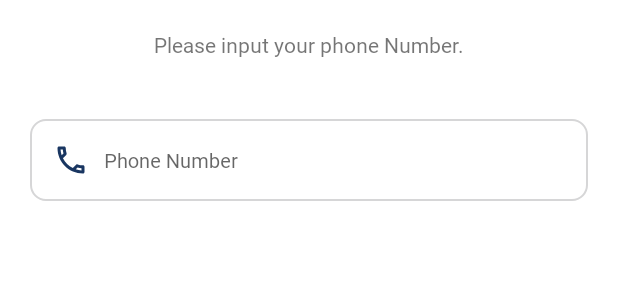
After one commit to warxmachine/ReparoV2, an Android app: the layout firstalert.xml on its own in the app's theme, with its tools: preview values and no code run, on a phone screen of 412 x 824 dp. The commit adds this screen. Shown: the top 300 px of the screen. Run offline under Robolectric (Android 15) with nearby library versions, the phone set to English and light mode, and no system bars.

Commit message:
Major Development

```diff
--- /dev/null
+++ b/app/src/main/res/drawable/curved.xml
@@ -0,0 +1,21 @@
+<?xml version="1.0" encoding="utf-8"?>
+<shape xmlns:android="http://schemas.android.com/apk/res/android" >
+
+    <corners android:radius="10dp" />
+
+    <padding
+        android:bottom="3dp"
+        android:left="0dp"
+        android:right="0dp"
+        android:top="3dp" />
+
+    <gradient
+        android:angle="90"
+        android:endColor="@color/white"
+        android:startColor="@color/white" />
+
+    <stroke
+        android:width="1dp"
+        android:color="@color/gray" />
+
+</shape>
--- /dev/null
+++ b/app/src/main/res/drawable/ic_outline_local_phone_24.xml
@@ -0,0 +1,5 @@
+<vector android:height="24dp" android:tint="#052B4F"
+    android:viewportHeight="24" android:viewportWidth="24"
+    android:width="24dp" xmlns:android="http://schemas.android.com/apk/res/android">
+    <path android:fillColor="@android:color/white" android:pathData="M6.54,5c0.06,0.89 0.21,1.76 0.45,2.59l-1.2,1.2c-0.41,-1.2 -0.67,-2.47 -0.76,-3.79h1.51m9.86,12.02c0.85,0.24 1.72,0.39 2.6,0.45v1.49c-1.32,-0.09 -2.59,-0.35 -3.8,-0.75l1.2,-1.19M7.5,3H4c-0.55,0 -1,0.45 -1,1 0,9.39 7.61,17 17,17 0.55,0 1,-0.45 1,-1v-3.49c0,-0.55 -0.45,-1 -1,-1 -1.24,0 -2.45,-0.2 -3.57,-0.57 -0.1,-0.04 -0.21,-0.05 -0.31,-0.05 -0.26,0 -0.51,0.1 -0.71,0.29l-2.2,2.2c-2.83,-1.45 -5.15,-3.76 -6.59,-6.59l2.2,-2.2c0.28,-0.28 0.36,-0.67 0.25,-1.02C8.7,6.45 8.5,5.25 8.5,4c0,-0.55 -0.45,-1 -1,-1z"/>
+</vector>
--- /dev/null
+++ b/app/src/main/res/layout/firstalert.xml
@@ -0,0 +1,29 @@
+<?xml version="1.0" encoding="utf-8"?>
+<LinearLayout
+    xmlns:android="http://schemas.android.com/apk/res/android"
+    android:layout_width="match_parent"
+    android:orientation="vertical"
+    android:layout_height="match_parent">
+    <TextView
+        android:text="Please input your phone Number."
+        android:layout_height="wrap_content"
+        android:layout_margin="20dp"
+        android:layout_gravity="center"
+
+        android:layout_width="wrap_content">
+
+    </TextView>
+    <EditText
+        android:layout_height="wrap_content"
+        android:layout_margin="20dp"
+        android:background="@drawable/curved"
+        android:hint="Phone Number"
+        android:textSize="13dp"
+        android:drawablePadding="10dp"
+        android:padding="15dp"
+        android:drawableLeft="@drawable/ic_outline_local_phone_24"
+        android:layout_width="match_parent">
+
+
+    </EditText>
+</LinearLayout>
```
Also changed, not shown: app/src/main/java/in/cybersin/reparo/activities/ExtraActivity.java (+27 -2 lines), app/src/main/java/in/cybersin/reparo/activities/MapsActivity.java (+23 -1 lines).
